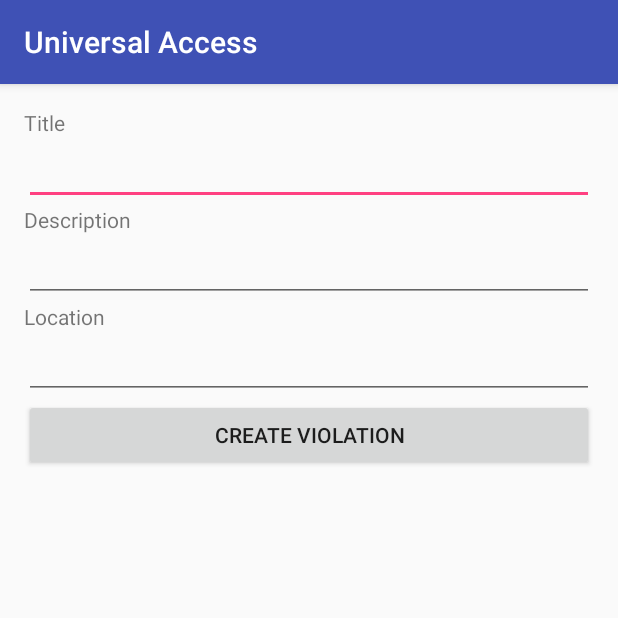
After one commit to bounswe/bounswe2015group9, an Android app: the CreateViolation screen opened directly, with no data from a screen before it, on a phone screen of 412 x 824 dp, the top half of it. The commit adds this screen. Run offline under Robolectric (Android 15) with nearby library versions, the phone set to English and light mode, and no system bars; our stand-ins replace ButterKnife; libraries missing offline, so code that uses them is left out: com.koushikdutta.async, com.koushikdutta.ion.

Commit message:
Create Violation Page Done

```diff
--- a/android-app/universal-access/UniversalAccess/app/src/main/AndroidManifest.xml
+++ b/android-app/universal-access/UniversalAccess/app/src/main/AndroidManifest.xml
@@ -14,7 +14,6 @@
             android:name=".MainActivity"
             android:label="@string/app_name"
             android:theme="@style/AppTheme.NoActionBar">
-
             <intent-filter>
                 <action android:name="android.intent.action.MAIN" />
 
@@ -24,9 +23,8 @@
         <activity
             android:name=".RegistrationActivity"
             android:label="@string/title_activity_registration"
-            android:theme="@style/AppTheme.NoActionBar">
-
-        </activity>
+            android:theme="@style/AppTheme.NoActionBar"></activity>
+        <activity android:name=".CreateViolation"></activity>
     </application>
 
 </manifest>
--- /dev/null
+++ b/android-app/universal-access/UniversalAccess/app/src/main/java/com/sweng/universalaccess/CreateViolation.java
@@ -0,0 +1,68 @@
+package com.sweng.universalaccess;
+
+import android.os.Bundle;
+import android.support.v7.app.AppCompatActivity;
+import android.support.v7.widget.AppCompatButton;
+import android.support.v7.widget.AppCompatEditText;
+import android.util.Log;
+import android.view.View;
+
+import com.google.gson.JsonObject;
+import com.koushikdutta.async.future.FutureCallback;
+import com.koushikdutta.ion.Ion;
+
+import butterknife.Bind;
+import butterknife.ButterKnife;
+
+public class CreateViolation extends AppCompatActivity {
+
+    @Bind(R.id.violation_title)
+    AppCompatEditText title;
+
+    @Bind(R.id.violation_description)
+    AppCompatEditText description;
+
+    @Bind(R.id.violation_location)
+    AppCompatEditText location;
+
+    @Bind(R.id.violation_button_create)
+    AppCompatButton createButton;
+
+    @Override
+    protected void onCreate(Bundle savedInstanceState) {
+        super.onCreate(savedInstanceState);
+        setContentView(R.layout.activity_create_violation);
+
+        ButterKnife.bind(this);
+
+        createButton.setOnClickListener(new View.OnClickListener() {
+            @Override
+            public void onClick(View view) {
+
+                JsonObject violation = new JsonObject();
+                violation.addProperty("title", title.getText().toString());
+                violation.addProperty("description", description.getText().toString());
+                violation.addProperty("location", location.getText().toString());
+                violation.addProperty("closed",false);
+
+                Ion.with(CreateViolation.this)
+                        .load(getString(R.string.createViolationURL))
+                        .addHeader("Authorization", "Bearer " + getIntent().getExtras().getString("Bearer"))
+                        .setJsonObjectBody(violation)
+                        .asJsonObject()
+                        .setCallback(new FutureCallback<JsonObject>() {
+                            @Override
+                            public void onCompleted(Exception e, JsonObject result) {
+                                if (e == null) {
+                                    Log.d("CreateViolationResult", result.toString());
+                                } else {
+                                    Log.d("CreateViolationError", e.toString());
+                                }
+                            }
+                        });
+
+            }
+        });
+
+    }
+}
--- /dev/null
+++ b/android-app/universal-access/UniversalAccess/app/src/main/res/layout/activity_create_violation.xml
@@ -0,0 +1,50 @@
+<?xml version="1.0" encoding="utf-8"?>
+<LinearLayout xmlns:android="http://schemas.android.com/apk/res/android"
+    xmlns:tools="http://schemas.android.com/tools"
+    android:layout_width="match_parent"
+    android:layout_height="match_parent"
+    android:orientation="vertical"
+    android:paddingBottom="@dimen/activity_vertical_margin"
+    android:paddingLeft="@dimen/activity_horizontal_margin"
+    android:paddingRight="@dimen/activity_horizontal_margin"
+    android:paddingTop="@dimen/activity_vertical_margin"
+    tools:context="com.sweng.universalaccess.CreateViolation">
+
+    <android.support.v7.widget.AppCompatTextView
+        android:text="@string/title"
+        android:layout_width="match_parent"
+        android:layout_height="wrap_content" />
+
+    <android.support.v7.widget.AppCompatEditText
+        android:id="@+id/violation_title"
+        android:layout_width="match_parent"
+        android:layout_height="wrap_content" />
+
+    <android.support.v7.widget.AppCompatTextView
+        android:layout_width="match_parent"
+        android:layout_height="wrap_content"
+        android:text="@string/description"/>
+
+    <android.support.v7.widget.AppCompatEditText
+        android:id="@+id/violation_description"
+        android:layout_width="match_parent"
+        android:layout_height="wrap_content" />
+
+    <android.support.v7.widget.AppCompatTextView
+        android:layout_width="match_parent"
+        android:layout_height="wrap_content"
+        android:text="@string/location"/>
+
+    <android.support.v7.widget.AppCompatEditText
+        android:id="@+id/violation_location"
+        android:layout_width="match_parent"
+        android:layout_height="wrap_content"
+        />
+
+    <android.support.v7.widget.AppCompatButton
+        android:id="@+id/violation_button_create"
+        android:layout_width="match_parent"
+        android:layout_height="wrap_content"
+        android:text="@string/createViolation"/>
+
+</LinearLayout>
--- a/android-app/universal-access/UniversalAccess/app/src/main/res/layout/content_main.xml
+++ b/android-app/universal-access/UniversalAccess/app/src/main/res/layout/content_main.xml
@@ -17,8 +17,7 @@
             android:layout_height="72dp"
             android:layout_gravity="center_horizontal"
             android:layout_marginBottom="24dp"
-            android:layout_marginTop="24dp"
-             />
+            android:layout_marginTop="24dp" />
 
 
         <EditText
--- a/android-app/universal-access/UniversalAccess/app/src/main/res/values/strings.xml
+++ b/android-app/universal-access/UniversalAccess/app/src/main/res/values/strings.xml
@@ -8,4 +8,11 @@
     <string name="title_activity_registration">Registration</string>
     <string name="getAppTokenUrl">http://ec2-54-69-10-151.us-west-2.compute.amazonaws.com:8080/universal-access/oauth/token?grant_type=client_credentials</string>
     <string name="createUser">http://ec2-54-69-10-151.us-west-2.compute.amazonaws.com:8080/universal-access/rest/users</string>
+    <string name="createViolation">Create Violation</string>
+    <string name="title">Title</string>
+    <string name="text">Text</string>
+    <string name="description">Description</string>
+    <string name="severity_rate">Severity Rate</string>
+    <string name="location">Location</string>
+    <string name="createViolationURL">http://ec2-54-69-10-151.us-west-2.compute.amazonaws.com:8080/universal-access/rest/violations</string>
 </resources>
```
Also changed, not shown: android-app/universal-access/UniversalAccess/app/src/main/java/com/sweng/universalaccess/MainActivity.java (+12 -6 lines), android-app/universal-access/UniversalAccess/app/src/main/java/com/sweng/universalaccess/RegistrationActivity.java (+8 -2 lines), android-app/universal-access/UniversalAccess/app/src/main/java/com/sweng/universalaccess/Violation.java (added, +53 -0 lines), android-app/universal-access/UniversalAccess/app/src/main/res/drawable/logo_reg.png (renamed from android-app/universal-access/UniversalAccess/app/src/main/res/drawable/logo.png), 1 other file.
